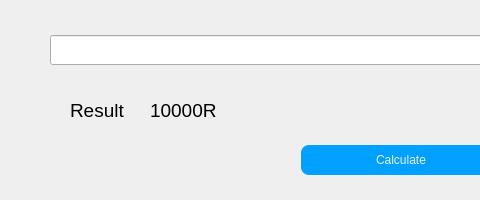
StepanTWL/ResistorCalculator, file window.ui: the form before one commit; both pictures show x 0 to 480 and y 0 to 200 of the 800 by 200 pixel window.
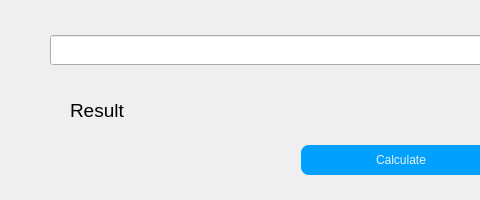
The form after the commit.

```diff
--- a/window.ui
+++ b/window.ui
@@ -227,7 +227,7 @@
     </font>
    </property>
    <property name="text">
-    <string>10000R</string>
+    <string/>
    </property>
   </widget>
  </widget>
```
Left out of the diff: 6 changed lines with no effect on the pictures.
